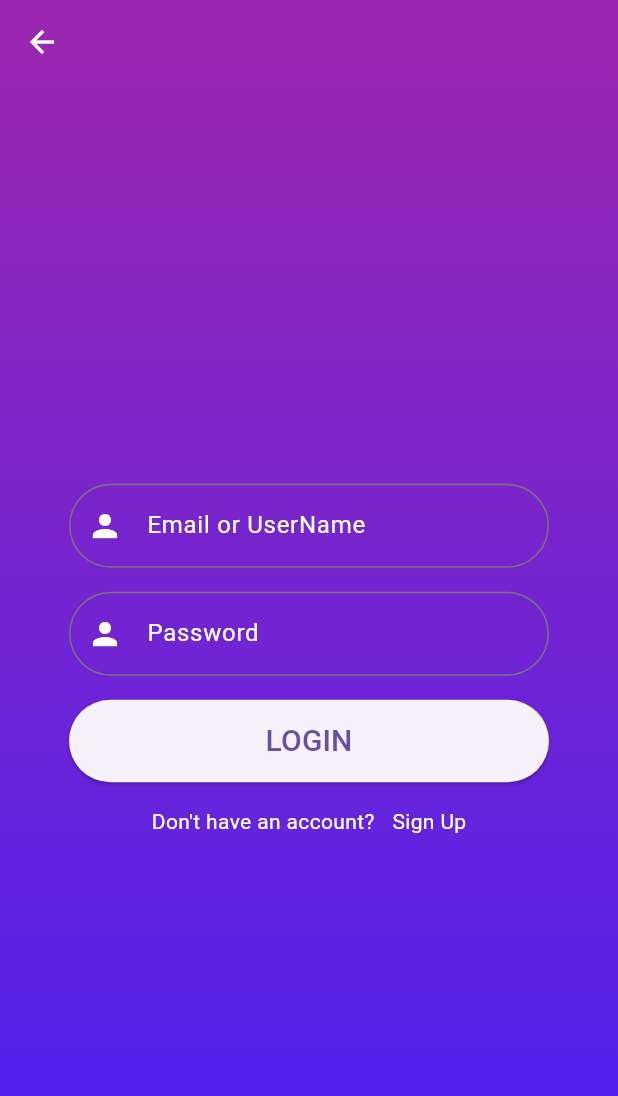
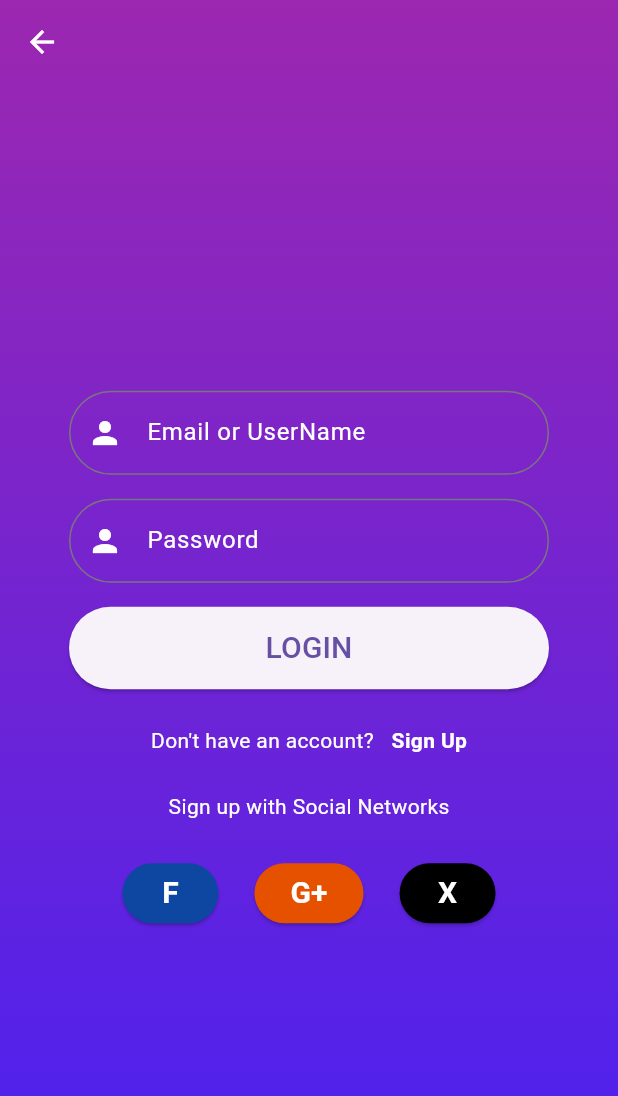
Before and after one commit to Maihetemy/comunity-app, a Flutter app: the screen it shows after launch, on a phone screen of 412 x 824 dp. Shown: the top 1096 px of the screen. Run offline on Flutter 3.47's test engine with Material 3 defaults, Android fonts, the phone set to English and light mode, and no system bars; our stand-ins replace firebase_auth, firebase_core; accounts and stored records are empty.

Commit message:
auth screen and login logic

```diff
--- a/lib/main.dart
+++ b/lib/main.dart
@@ -1,4 +1,6 @@
 import 'package:firbase_test/screens/login_screen.dart';
+import 'package:firbase_test/screens/signup_screen.dart';
+import 'package:firbase_test/screens/splash_screen.dart';
 import 'package:firbase_test/screens/test-screen.dart';
 import 'package:firebase_core/firebase_core.dart';
 import 'package:flutter/foundation.dart';
@@ -30,7 +32,7 @@ class MyApp extends StatelessWidget {
   Widget build(BuildContext context) {
     return MaterialApp(
       debugShowCheckedModeBanner: false,
-      home: Login(),
+      home: Splash(),
     );
   }
 }
--- a/lib/screens/login_screen.dart
+++ b/lib/screens/login_screen.dart
@@ -1,5 +1,7 @@
 // ignore_for_file: prefer_const_constructors
 
+import 'package:firbase_test/screens/home.dart';
+import 'package:firbase_test/services/auth_service.dart';
 import 'package:flutter/foundation.dart';
 import 'package:flutter/material.dart';
 
@@ -13,6 +15,12 @@ class Login extends StatefulWidget {
 class _LoginState extends State<Login> {
   TextEditingController emailController = TextEditingController();
   TextEditingController passwordController = TextEditingController();
+  bool loading = false;
+  void showMessage(String message) {
+    ScaffoldMessenger.of(context)
+        .showSnackBar(SnackBar(content: Text(message)));
+  }
+
   @override
   Widget build(BuildContext context) {
     return Container(
@@ -105,18 +113,33 @@ class _LoginState extends State<Login> {
                       height: 55,
                       width: double.infinity,
                       child: ElevatedButton(
-                          onPressed: () {},
+                          onPressed: () async {
+                            setState(() => loading = true);
+                            final res = await AuthService().LoginFunciton(
+                                emailController.text, passwordController.text);
+
+                            setState(() => loading = false);
+
+                            if (res == 'Success') {
+                              Navigator.pushReplacement(context,
+                                  MaterialPageRoute(builder: (_) => Home()));
+                            } else {
+                              showMessage(res);
+                              print(res);
+                            }
+                          },
                           child: Text(
                             'Login'.toUpperCase(),
                             style: TextStyle(fontSize: 20),
                           ))),
                 ),
                 SizedBox(
-                  height: 16,
+                  height: 24,
                 ),
+                //do you have an account
                 Row(
                   mainAxisAlignment: MainAxisAlignment.center,
-                  children: [
+                  children: const [
                     Text(
                       'Don\'t have an account? ',
                       style: TextStyle(
@@ -129,9 +152,65 @@ class _LoginState extends State<Login> {
                     Text(
                       'Sign Up',
                       style: TextStyle(
-                        color: Colors.white,
-                      ),
+                          color: Colors.white, fontWeight: FontWeight.bold),
                     ),
+                  ],
+                ),
+                // accounts
+                SizedBox(
+                  height: 24,
+                ),
+                Text(
+                  'Sign up with Social Networks',
+                  style: TextStyle(
+                    color: Colors.white,
+                  ),
+                ),
+                SizedBox(
+                  height: 24,
+                ),
+                Row(
+                  mainAxisAlignment: MainAxisAlignment.center,
+                  children: [
+                    ElevatedButton(
+                        style: ElevatedButton.styleFrom(
+                            backgroundColor: Colors.blue[900]),
+                        onPressed: () {},
+                        child: Text(
+                          'F',
+                          style: TextStyle(
+                              color: Colors.white,
+                              fontWeight: FontWeight.bold,
+                              fontSize: 20),
+                        )),
+                    SizedBox(
+                      width: 24,
+                    ),
+                    ElevatedButton(
+                        style: ElevatedButton.styleFrom(
+                            backgroundColor: Colors.orange[900]),
+                        onPressed: () {},
+                        child: Text(
+                          'G+',
+                          style: TextStyle(
+                              color: Colors.white,
+                              fontWeight: FontWeight.bold,
+                              fontSize: 20),
+                        )),
+                    SizedBox(
+                      width: 24,
+                    ),
+                    ElevatedButton(
+                        style: ElevatedButton.styleFrom(
+                            backgroundColor: Colors.black),
+                        onPressed: () {},
+                        child: Text(
+                          'X',
+                          style: TextStyle(
+                              color: Colors.white,
+                              fontWeight: FontWeight.bold,
+                              fontSize: 20),
+                        )),
                   ],
                 )
               ],
--- a/lib/services/auth_service.dart
+++ b/lib/services/auth_service.dart
@@ -0,0 +1,23 @@
+import 'dart:async';
+
+import 'package:firebase_auth/firebase_auth.dart';
+
+class AuthService {
+  final FirebaseAuth _auth = FirebaseAuth.instance;
+
+  // ===============================Login=============================
+  Future<String> LoginFunciton(String email, String password) async {
+    try {
+      await _auth.signInWithEmailAndPassword(email: email, password: password);
+      return 'Success';
+    } on FirebaseAuthException catch (e) {
+      return e.message ?? 'Login Failed';
+    }
+  }
+}
+
+
+// how to write a function
+  // dataType funtionName (parameters) {
+  //        function body
+  // }
```
Also changed, not shown: lib/screens/home.dart (added, +15 -0 lines), lib/screens/signup_screen.dart (added, +234 -0 lines), lib/screens/splash_screen.dart (added, +38 -0 lines), pubspec.yaml (+4 -3 lines), assets/images/png-clipart-twitch-social-media-computer-icons-youtube-video-game-social-media-purple-violet-removebg-preview.png (added), pubspec.lock, 3 other files.
